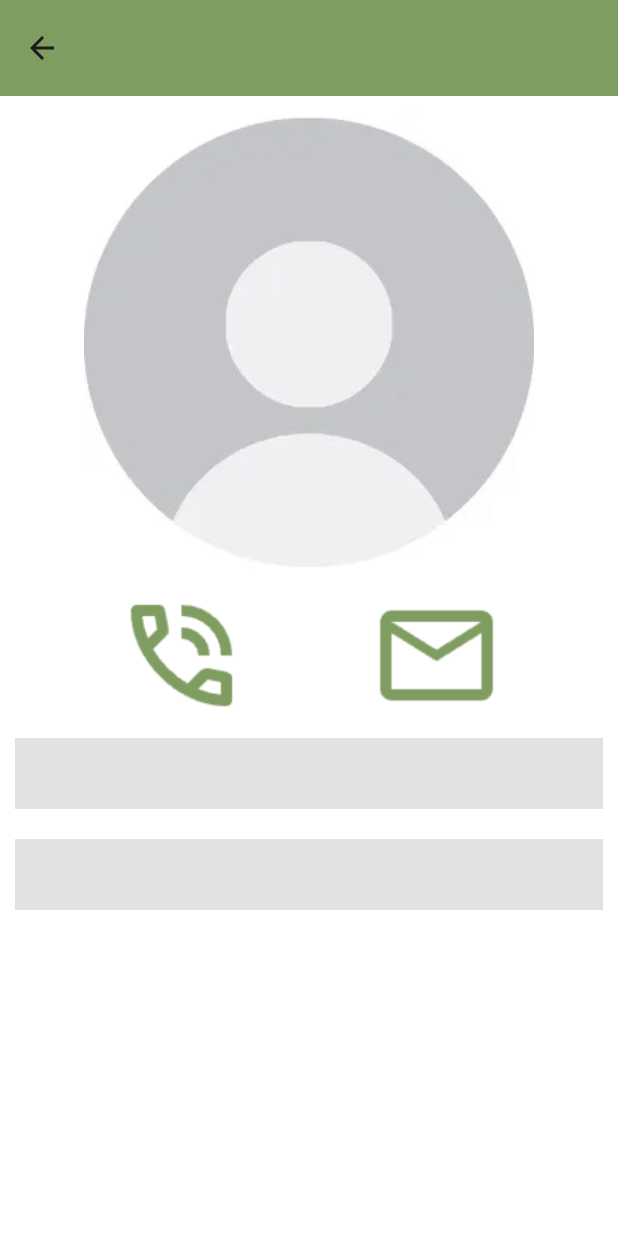
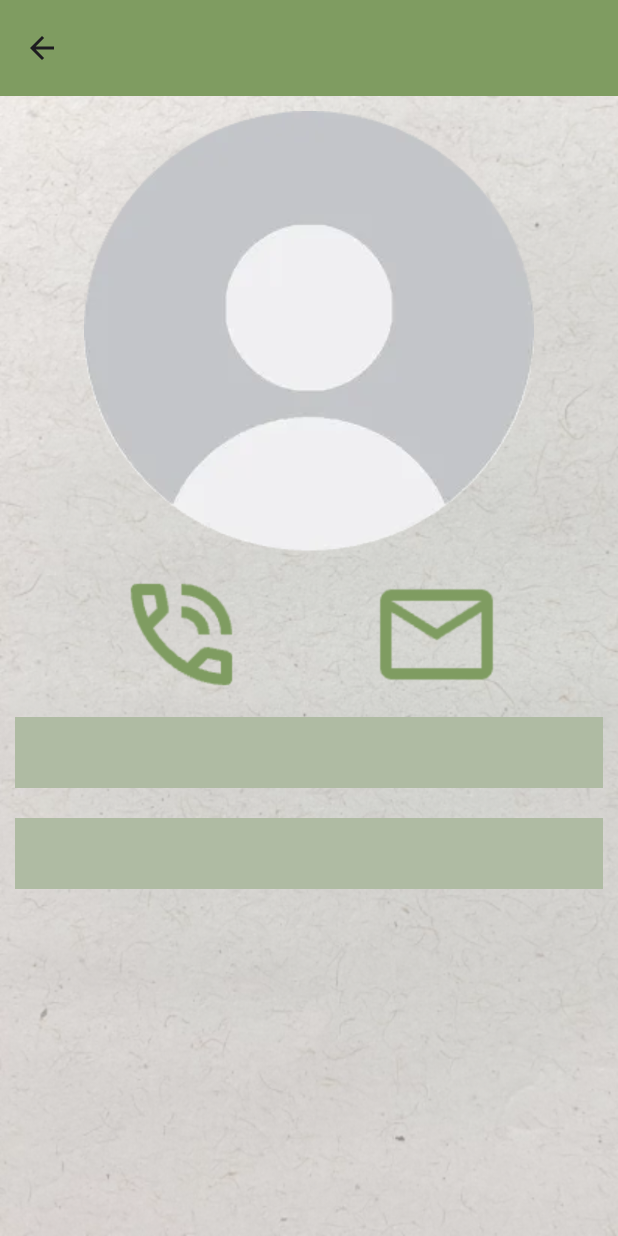
Before and after one commit to eunyoung-1118/MadCamp_Week1, an Android app: the phoneProfileActivity screen opened directly, with no data from a screen before it, on a phone screen of 412 x 824 dp. Run offline under Robolectric (Android 15) with nearby library versions, the phone set to English and light mode, and no system bars; our stand-ins replace Room's generated code.

Commit message:
<feat> 프로필 디자인 수정

```diff
--- a/app/src/main/res/layout/phone_profile.xml
+++ b/app/src/main/res/layout/phone_profile.xml
@@ -3,12 +3,13 @@
 <ScrollView xmlns:android="http://schemas.android.com/apk/res/android"
     android:layout_width="match_parent"
     android:layout_height="match_parent"
-    android:fillViewport="true">
+    android:fillViewport="true"
+    android:background="@drawable/background">
 
     <LinearLayout
         android:layout_width="match_parent"
         android:layout_height="match_parent"
-        android:background="#ffffffff"
+        android:background="@drawable/background"
         android:orientation="vertical"
         android:id="@+id/profile">
 
@@ -26,8 +27,7 @@
             android:layout_width="wrap_content"
             android:layout_height="wrap_content"
             android:layout_margin="10dp"
-            android:layout_gravity="center"
-            android:background="#e2e2e2"/>
+            android:layout_gravity="center" />
 
         <LinearLayout
             android:layout_width="match_parent"
@@ -63,7 +63,7 @@
             android:padding="10dp"
             android:textAlignment="center"
             android:gravity="center"
-            android:background="#e2e2e2"/>
+            android:background="#AFBBA3"/>
 
         <TextView
             android:id="@+id/profile_num"
@@ -75,7 +75,7 @@
             android:padding="10dp"
             android:textAlignment="center"
             android:gravity="center"
-            android:background="#e2e2e2"/>
+            android:background="#AFBBA3"/>
 
     </LinearLayout>
 </ScrollView>
```
Also changed, not shown: app/src/main/res/drawable/person.png.
